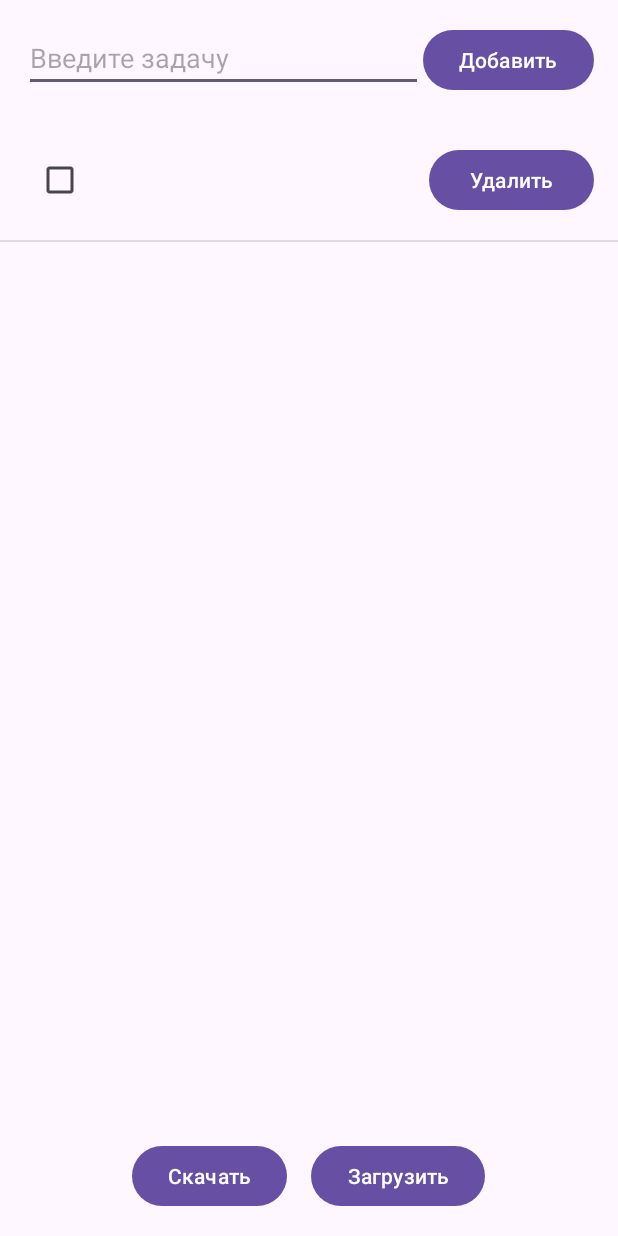
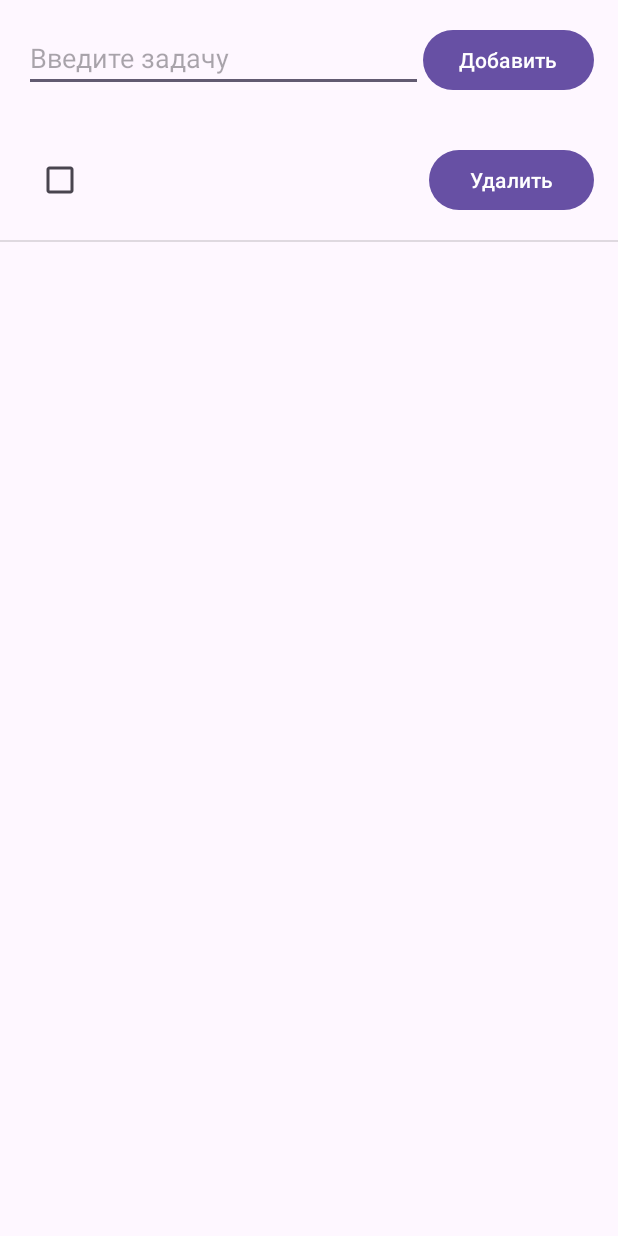
Before and after one commit to VictoriaKlyueva/To-Do-List-Android, an Android app: the screen it shows after launch (MainActivity), after a tap on "Добавить", on a phone screen of 412 x 824 dp. Run offline under Robolectric (Android 15) with nearby library versions, the phone set to English and light mode, and no system bars.

Commit message:
Deleted legacy buttons

```diff
--- a/app/src/main/res/layout/activity_main.xml
+++ b/app/src/main/res/layout/activity_main.xml
@@ -41,25 +41,8 @@
         android:layout_width="match_parent"
         android:layout_height="wrap_content"
         android:orientation="horizontal"
-        android:padding="16dp"
         android:layout_alignParentBottom="true"
         android:gravity="center" >
-
-        <Button
-            android:id="@+id/saveTasks"
-            android:layout_width="wrap_content"
-            android:layout_height="wrap_content"
-            android:text="@string/save" />
-
-        <View
-            android:layout_width="16dp"
-            android:layout_height="fill_parent" />
-
-        <Button
-            android:id="@+id/uploadTasks"
-            android:layout_width="wrap_content"
-            android:layout_height="wrap_content"
-            android:text="@string/upload" />
     </LinearLayout>
 
 </RelativeLayout>
```
Also changed, not shown: app/src/main/java/com/example/todolist/MainActivity.kt (+1 -59 lines).
